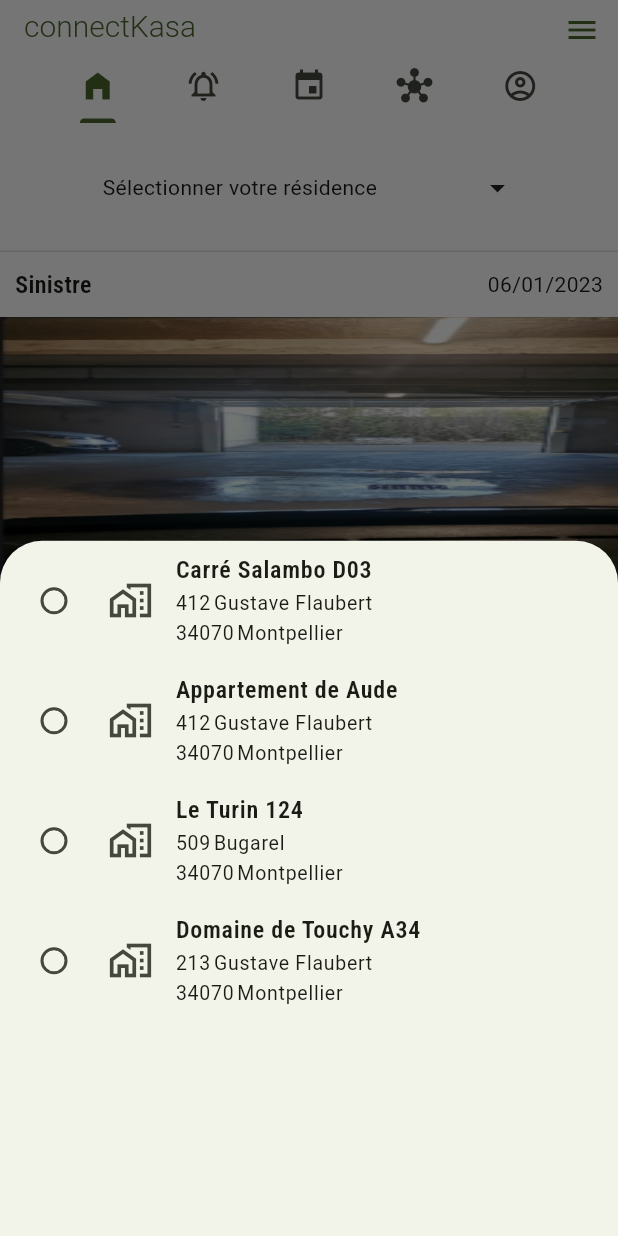
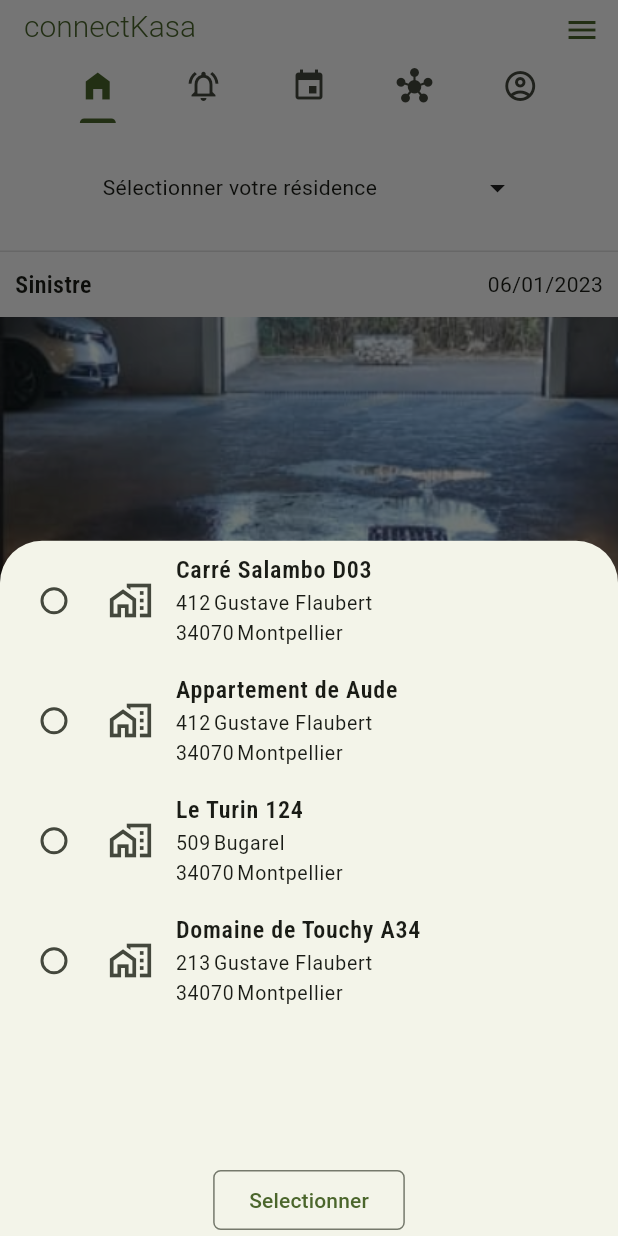
Before and after one commit to mourichonT/connectkasa, a Flutter app: the screen it shows after launch, after a tap on the "thumb up alt" icon, after a tap on "Sélectionner votre résidence", on a phone screen of 412 x 824 dp. Run offline on Flutter 3.47's test engine with Material 3 defaults, Android fonts, the light colour scheme and no system bars; our stand-ins replace google_fonts, shared_preferences.

Commit message:
plusieur modification sur showbottomsheet

```diff
--- a/lib/vues/components/lot_bottom_sheet.dart
+++ b/lib/vues/components/lot_bottom_sheet.dart
@@ -1,16 +1,14 @@
 import 'dart:convert';
-
-import 'package:connect_kasa/controllers/pages_controllers/my_app.dart';
-import 'package:connect_kasa/vues/pages_vues/my_nav_bar.dart';
 import 'package:flutter/material.dart';
 import 'package:shared_preferences/shared_preferences.dart';
 import '../../models/datas/datas_lots.dart';
 import '../../models/pages_models/lot.dart';
 import 'lot_tile_view.dart';
 
-class LotBottomSheet extends StatefulWidget {Lot? lot;
+class LotBottomSheet extends StatefulWidget {
+  final Function()? onRefresh;
 
-  LotBottomSheet(this.lot, {super.key});
+  LotBottomSheet( {Key? key, this.onRefresh}) : super(key: key);
   @override
   _LotBottomSheetState createState() => _LotBottomSheetState();
 }
@@ -19,93 +17,94 @@ class _LotBottomSheetState extends State<LotBottomSheet> {
   final DatasLots datasLots = DatasLots();
   late List<Lot> lots;
   Lot? preferedLot;
+
+
+
   @override
   void initState() {
     super.initState();
     lots = datasLots.listLot();
-    widget.lot = preferedLot; // Sélectionnez le premier lot par défaut.
-  }
-  void dispose(){
-    super.dispose();
-    //widget.lot = preferedLot;
-
-
-
+  //  widget.lot;
+    preferedLot;
+    widget.onRefresh!(); // Chargez les préférences sauvegardées
+    //_loadPreferedLot();
   }
 
   @override
   Widget build(BuildContext context) {
-    return Container(
+    return Column(
+      children: [
+        Expanded(
+          child: Container(
             height: MediaQuery.of(context).size.height * 0.8,
             child: ListView.builder(
               itemCount: lots.length,
-        itemBuilder: (context, index) => RadioListTile<Lot>(
+              itemBuilder: (context, index) {
+                return RadioListTile<Lot>(
                 title: LotTileView(lot: lots[index]),
                 value: lots[index],
-          groupValue: widget.lot,
-          onChanged: (Lot? preferedLot) {
-            selectLot(preferedLot, context);
-
-            //widget.lotSelectionNotifier.setSelectedLot(selectedLot);
-            //Navigator.pop(context,preferedLot); // Fermer le BottomSheet après la sélection.
+                groupValue: preferedLot,
+                onChanged: (selectedlot) {
+                  print("Construction de l'élément $index avec le lot ${lots[index].residence?.name}");
+                  selectLot(selectedlot, context);
                 },
+              );},
             ),
           ),
+        ),
+        OutlinedButton(
+          onPressed: () {
+            setState(() {
+              widget.onRefresh?.call();
+              Navigator.pop(context);
+            });
+          },
+          child: Text("Selectionner"),
+          style: OutlinedButton.styleFrom(
+            shape: RoundedRectangleBorder(
+              borderRadius: BorderRadius.circular(5),
+            ),
+          ),
+        ),
+      ],
     );
   }
-  updateSelectedLot(Lot? value) {
-    setState(() {
-      print("je sélectionne ${value?.residence?.name} ${value?.batiment} ${value?.lot}  ");
-      widget.lot = value!;
 
-      // Ajoutez d'autres actions si nécessaire
-    });
-
-    return widget.lot!;
-  }
-
+  // Méthode pour sélectionner un lot
   selectLot(Lot? selectedLot, context) async {
     if (selectedLot != null) {
       SharedPreferences prefs = await SharedPreferences.getInstance();
-      // Convertir l'objet Lot en JSON
       String selectedLotJson = jsonEncode(selectedLot.toJson());
+      prefs.setString('preferedLot', selectedLotJson);
 
-      // Enregistrer la chaîne JSON dans les préférences
-      prefs.setString('preferedLot', selectedLotJson);
-      updateSelectedLot(selectedLot);
+      // Mettez à jour l'état pour refléter le lot sélectionné
+      setState(() {
+        preferedLot = selectedLot;
+       // widget.lot =selectedLot;
+
+        print("Lot sélectionné : $preferedLot");
+      });
     }
-    /*else {
-      _loadPreferedLot();
-
-    }*/
-
-   // return selectedLot;
   }
 
-/*
-  _loadPreferedLot() async {
+  // Charge les préférences sauvegardées ou sélectionne le premier lot par défaut
+/*  _loadPreferedLot() async {
     SharedPreferences prefs = await SharedPreferences.getInstance();
     String? lotJson = prefs.getString('preferedLot') ?? '';
     if (lotJson.isNotEmpty) {
       Map<String, dynamic> lotMap = json.decode(lotJson);
       setState(() {
         preferedLot = Lot.fromJson(lotMap);
+        widget.lot = preferedLot;
+
         print("je récupère 1 $preferedLot");
       });
-    }
-  }
-*/
-
-/*  _selectLot(Lot? selectedLot, context) async {
-    if (selectedLot != null) {
-      SharedPreferences prefs = await SharedPreferences.getInstance();
-      print(prefs);
-      prefs.setString('preferedLot', selectedLot.name);
+    } else {
+      // Si aucune préférence n'est sauvegardée, sélectionnez le premier lot par défaut
       setState(() {
-        print("je sélectionne ${selectedLot?.name}");
-        widget.lot = selectedLot;
+        preferedLot = lots.isNotEmpty ? lots.first : null;
+        widget.lot = preferedLot;
       });
     }
   }*/
-
 }
--- a/lib/vues/components/post_widget.dart
+++ b/lib/vues/components/post_widget.dart
@@ -54,18 +54,18 @@ class PostWidgetState extends State<PostWidget>{
           Container(
               height:width/2 ,
               width: width*2 ,
-              child: Image.asset(post.pathImage ?? "placeholder_image_path", fit: BoxFit.fill,)
+              child: Image.asset(post.pathImage ?? "placeholder_image_path", fit: BoxFit.fitWidth,)
           ),
-         Container(padding: EdgeInsets.symmetric(vertical: 15, horizontal: 10),
-             child : Column(
-               mainAxisAlignment: MainAxisAlignment.start,
-               children:[
-                  MyTextStyle.lotName(post!.title),
-                  MyTextStyle.lotDesc(post!.description),
-                ]
-              )),
+        Container(padding: EdgeInsets.symmetric(vertical: 10, horizontal: 10),
+          child : Column(
+            //mainAxisAlignment: MainAxisAlignment.start,
+            //mainAxisSize: MainAxisSize.min,
+            children:[
+              MyTextStyle.lotName(post!.title),
+              MyTextStyle.lotDesc(post!.description),
+            ])),
           // Ajoutez d'autres détails du post selon vos besoins
-        Divider(),
+        Divider(thickness: 0.5,),
           Container(child:
             Row(
               mainAxisAlignment: MainAxisAlignment.spaceAround,
--- a/lib/vues/components/select_lot_component.dart
+++ b/lib/vues/components/select_lot_component.dart
@@ -1,83 +1,66 @@
 import 'dart:convert';
 
-import 'package:connect_kasa/vues/components/lot_tile_view.dart';
+import 'package:flutter/cupertino.dart';
 import 'package:flutter/material.dart';
-import '../../models/datas/datas_lots.dart';
-import '../../models/pages_models/lot.dart';
 import 'package:shared_preferences/shared_preferences.dart';
 
+import '../../models/pages_models/lot.dart';
+import 'lot_tile_view.dart';
 
 class SelectLotComponent extends StatefulWidget {
-
   @override
   SelectLotComponentState createState() => SelectLotComponentState();
 }
 
 class SelectLotComponentState extends State<SelectLotComponent> {
-  Lot? lot;
-  List<Lot> lots = []; // Définissez le type approprié pour vos lots
-  DatasLots datasLots = DatasLots();
   Lot? preferedLot;
-
 
   @override
   void initState() {
     super.initState();
     _loadPreferedLot();
-
-
   }
 
- _loadPreferedLot() async {
+  Future<void> _loadPreferedLot() async {
     SharedPreferences prefs = await SharedPreferences.getInstance();
     String? lotJson = prefs.getString('preferedLot') ?? '';
     if (lotJson.isNotEmpty) {
       Map<String, dynamic> lotMap = json.decode(lotJson);
       setState(() {
         preferedLot = Lot.fromJson(lotMap);
-        print("je récupère dans SelectLotController  ${preferedLot?.name}");
+        print("Je récupère dans SelectLotController ${preferedLot?.name}");
       });
     }
   }
 
-  updateSelectedLot(Lot? value) {
-    setState(() {
-      print("je suis dans SelectLotController  ${value?.name}");
-      preferedLot = value!;
-      // Ajoutez d'autres actions si nécessaire
-    });
-
-    return preferedLot;
-  }
-
-
   @override
   Widget build(BuildContext context) {
     return Container(
+
       padding: EdgeInsets.symmetric(vertical: 10),
       child: Container(
-          //argin: const EdgeInsets.only(top: 20.0, bottom: 20.0),
-            child: (preferedLot?.selected==null)
+        child: (preferedLot == null)
             ? Container(
           padding: EdgeInsets.symmetric(vertical: 21),
-                child : Row(
+          child: Row(
             mainAxisAlignment: MainAxisAlignment.spaceEvenly,
             children: [
               Text("Sélectionner votre résidence"),
-                      Icon(Icons.arrow_drop_down),]
-            ))
+              Icon(Icons.arrow_drop_down),
+            ],
+          ),
+        )
             : Padding(
           padding: EdgeInsets.symmetric(horizontal: 50),
           child: Row(
             mainAxisAlignment: MainAxisAlignment.spaceBetween,
             children: [
-                  LotTileView(lot: preferedLot!),
+              LotTileView(lot:preferedLot!),
               Icon(Icons.arrow_drop_down),
-                ]))
-            //Text("Lot sélectionné : $preferedLot"),
+            ],
+          ),
+        ),
       ),
     );
   }
-
-
 }
--- a/lib/vues/pages_vues/my_nav_bar.dart
+++ b/lib/vues/pages_vues/my_nav_bar.dart
@@ -30,12 +30,14 @@ class _MyNavBarState extends State<MyNavBar> {
   void initState() {
     super.initState();
     lots = datasLots.listLot();
-    preferedLot;
+    //preferedLot;
+    _loadPreferedLot();
 
   }
 
   @override
   Widget build(BuildContext context) {
+
     Size size = MediaQuery.of(context).size;
     final List<IconData> icons = tabController.iconTabBar.listIcons();
     final List<Tab> tabs = icons.asMap().entries.map((entry) {
@@ -71,6 +73,7 @@ class _MyNavBarState extends State<MyNavBar> {
           ),
         ),
         bottom: PreferredSize(
+          key: UniqueKey(),
           preferredSize: Size.fromHeight(kToolbarHeight + kToolbarHeight),
           child: Column(
             children: [
@@ -110,7 +113,8 @@ class _MyNavBarState extends State<MyNavBar> {
     showModalBottomSheet(
       context: context,
       builder: (BuildContext context) {
-        return LotBottomSheet(preferedLot);
+        print (preferedLot?.residence?.name);
+        return LotBottomSheet(onRefresh: _loadPreferedLot);
       },
     );
   }
@@ -118,7 +122,19 @@ class _MyNavBarState extends State<MyNavBar> {
   void clearSharedPreferences() async {
     SharedPreferences prefs = await SharedPreferences.getInstance();
     await prefs.clear();
-    print("SharedPreferences cleared!");
+   // print("SharedPreferences cleared!");
+  }
+
+  Future<void> _loadPreferedLot() async {
+    SharedPreferences prefs = await SharedPreferences.getInstance();
+    String? lotJson = prefs.getString('preferedLot') ?? '';
+    if (lotJson.isNotEmpty) {
+      Map<String, dynamic> lotMap = json.decode(lotJson);
+      setState(() {
+        preferedLot = Lot.fromJson(lotMap);
+        //print("Je récupère dans _MyNavBarState ${preferedLot?.residence?.name}");
+      });
+    }
   }
 
 }
```
Also changed, not shown: lib/vues/components/lot_tile_view.dart (+2 -17 lines). Lines whose indentation alone changed are shown as unchanged.
